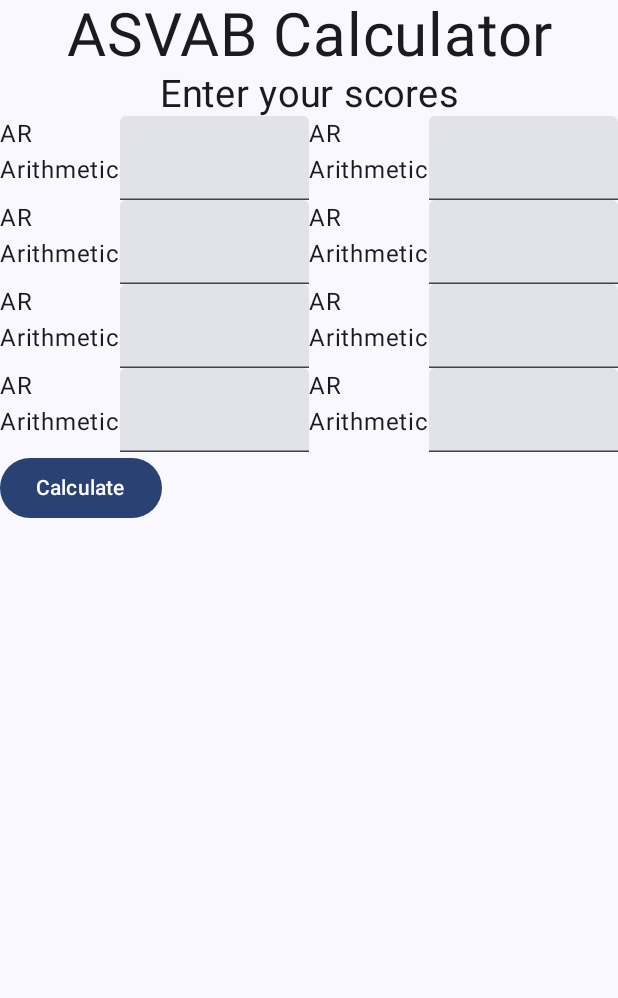
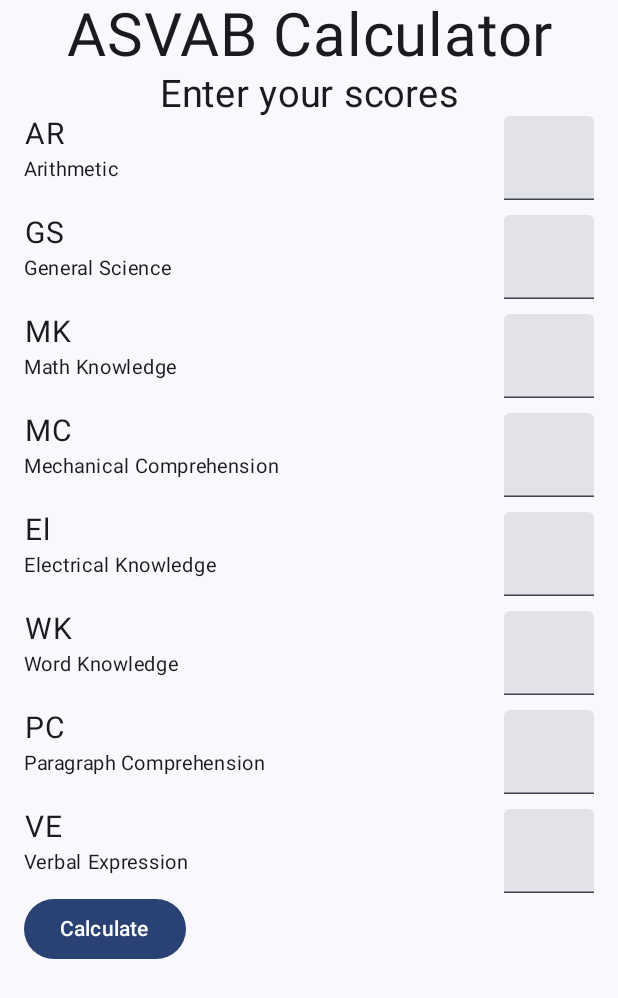
Before and after one commit to marceloasmat/ASVAB-CALCLUATOR, an Android app built with Jetpack Compose: the screen it shows after launch (MainActivity), on a phone screen of 412 x 824 dp. Shown: the top 998 px of the screen. Run offline under Robolectric (Android 15) with nearby library versions, the phone set to English and light mode, and no system bars.

Commit message:
aligned textboxes and labels

```diff
--- a/android-app/app/src/main/java/com/marceloasmat/asvabsuccess/HomeScreen.kt
+++ b/android-app/app/src/main/java/com/marceloasmat/asvabsuccess/HomeScreen.kt
@@ -1,10 +1,14 @@
 package com.marceloasmat.asvabsuccess
 
+import android.media.SubtitleData
+import androidx.compose.foundation.layout.Arrangement
 import androidx.compose.foundation.layout.Column
 import androidx.compose.foundation.layout.Row
 import androidx.compose.foundation.layout.fillMaxSize
 import androidx.compose.foundation.layout.fillMaxWidth
+import androidx.compose.foundation.layout.padding
 import androidx.compose.foundation.layout.statusBarsPadding
+import androidx.compose.foundation.layout.width
 import androidx.compose.material3.Button
 import androidx.compose.material3.Text
 import androidx.compose.material3.TextField
@@ -12,12 +16,13 @@ import androidx.compose.runtime.Composable
 import androidx.compose.ui.Modifier
 import androidx.compose.ui.text.style.TextAlign
 import androidx.compose.ui.tooling.preview.Preview
+import androidx.compose.ui.unit.dp
 import androidx.compose.ui.unit.sp
 import com.marceloasmat.asvabsuccess.ui.theme.AsvabSuccessTheme
 
 @Composable
 fun HomeScreen() {
-    Column(modifier = Modifier.fillMaxSize().statusBarsPadding()) {
+    Column(modifier = Modifier.fillMaxSize().statusBarsPadding().padding(horizontal = 16.dp)) {
         Text(text = "ASVAB Calculator", fontSize = 40.sp, textAlign = TextAlign.Center, modifier = Modifier.fillMaxWidth() )
         Text(text = "Enter your scores", fontSize = 25.sp, textAlign = TextAlign.Center, modifier = Modifier.fillMaxWidth())
         InputScores()
@@ -27,20 +32,18 @@ fun HomeScreen() {
 
 @Composable
 fun InputScores(){
-    Row(modifier = Modifier.fillMaxWidth()) {
-        Column(modifier = Modifier.weight(1f)) {
-            UserInputCell()
-            UserInputCell()
-            UserInputCell()
-            UserInputCell()
-        }
-        Column(modifier = Modifier.weight(1f)) {
-            UserInputCell()
-            UserInputCell()
-            UserInputCell()
-            UserInputCell()
-        }
+    Column(modifier = Modifier, verticalArrangement = Arrangement.spacedBy(10.dp) // Adds 10dp of vertical space between children
+    ) {
+        UserInputCell("AR", "Arithmetic")
+        UserInputCell(title = "GS", subtitle = "General Science")
+        UserInputCell(title = "MK", subtitle = "Math Knowledge")
+        UserInputCell(title = "MC", subtitle = "Mechanical Comprehension")
+        UserInputCell(title = "El", subtitle = "Electrical Knowledge")
+        UserInputCell(title = "WK", subtitle = "Word Knowledge")
+        UserInputCell(title = "PC", subtitle = "Paragraph Comprehension")
+        UserInputCell(title = "VE", subtitle = "Verbal Expression")
     }
+
 }
 
 @Composable
@@ -53,15 +56,17 @@ fun CalculateButton(){
 }
 
 @Composable
-fun UserInputCell(){
+fun UserInputCell(title: String, subtitle: String){
     Row {
-        Column {
-            Text(text = "AR")
-            Text(text = "Arithmetic")
+        Column(modifier = Modifier.weight(1f)) {
+            Text(text = title, fontSize = 20.sp, textAlign = TextAlign.Center,)
+            Text(text = subtitle, fontSize = 13.sp, )
         }
         TextField(
             value = "",
-            onValueChange = {}
+            onValueChange = {},
+            modifier = Modifier.width(60.dp)
+
         )
     }
 }
```
